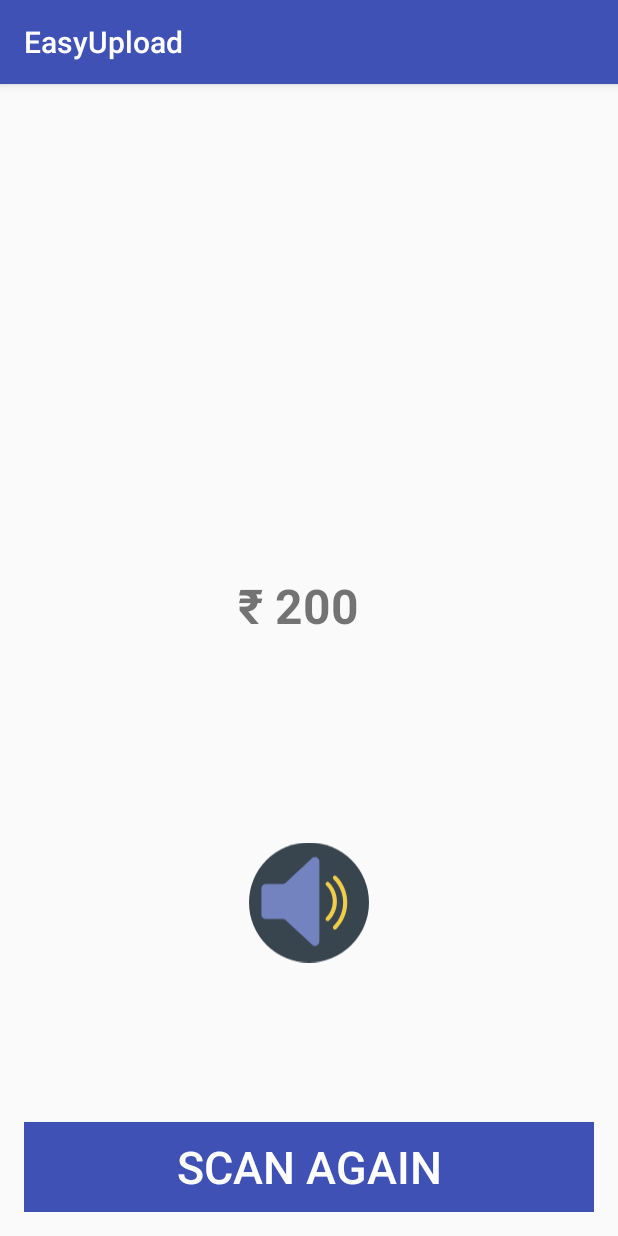
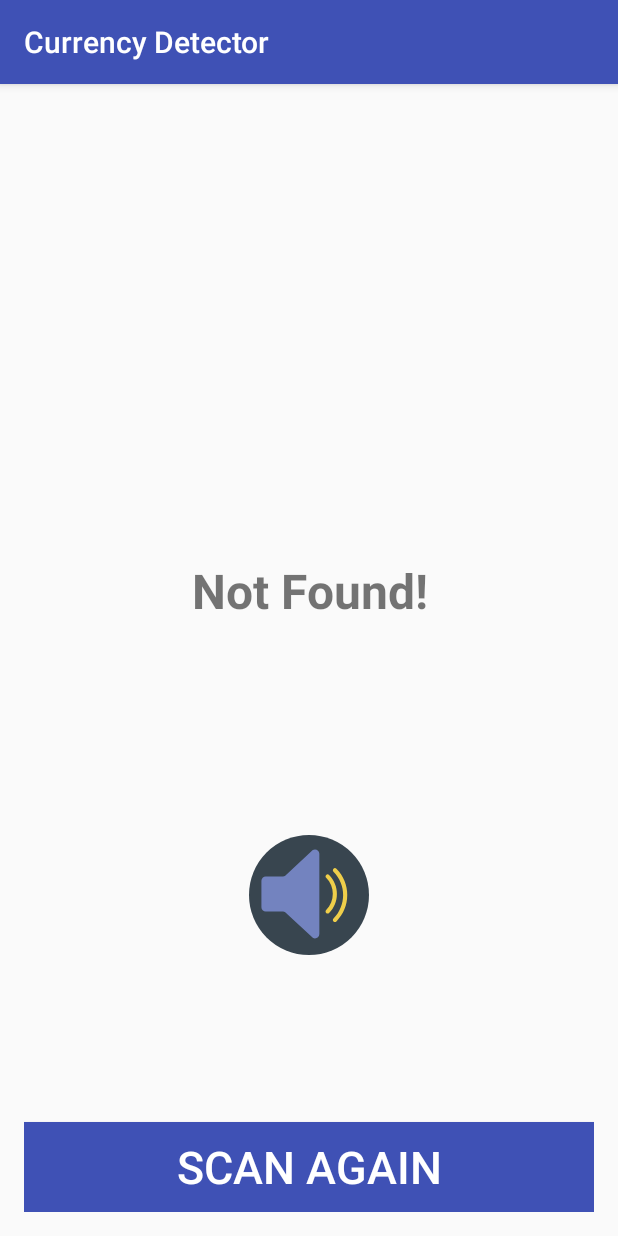
Before and after one commit to shivamkumard107/CurrencyDetection, an Android app: the ResultActivity screen opened directly, with no data from a screen before it, on a phone screen of 412 x 824 dp. Run offline under Robolectric (Android 15) with nearby library versions, the phone set to English and light mode, and no system bars.

Commit message:
changes icon and name of app

```diff
--- a/app/src/main/AndroidManifest.xml
+++ b/app/src/main/AndroidManifest.xml
@@ -10,9 +10,9 @@
 
     <application
         android:allowBackup="true"
-        android:icon="@mipmap/ic_launcher"
+        android:icon="@drawable/ic_launcher"
         android:label="@string/app_name"
-        android:roundIcon="@mipmap/ic_launcher_round"
+        android:roundIcon="@drawable/ic_launcher_round"
         android:supportsRtl="true"
         android:theme="@style/AppTheme"
         android:usesCleartextTraffic="true">
--- a/app/src/main/java/gad/heartbeat/androidflask/easyupload/TakePictureActivity.java
+++ b/app/src/main/java/gad/heartbeat/androidflask/easyupload/TakePictureActivity.java
@@ -80,7 +80,7 @@ public class TakePictureActivity extends AppCompatActivity {
     private ImageView imgPreview;
     private Button btnCapturePicture;
     private Vibrator mVib;
-    private String postUrl = "http://192.168.0.108:4555/image";
+    private String postUrl = "http://192.168.0.106.:4555/image";
 
 
     public static String getPath(final Context context, final Uri uri) {
--- a/app/src/main/res/layout/activity_result.xml
+++ b/app/src/main/res/layout/activity_result.xml
@@ -17,28 +17,16 @@
         android:layout_width="match_parent"
         android:layout_height="wrap_content"
         android:layout_below="@id/iv_bank_note"
-        android:layout_centerInParent="true"
-        android:layout_marginTop="10dp"
-        android:orientation="horizontal"
-        android:weightSum="2">
-
-        <TextView
-            android:layout_width="wrap_content"
-            android:layout_height="wrap_content"
-            android:layout_marginStart="30sp"
-            android:layout_weight="1"
-            android:gravity="right"
-            android:text="₹ "
-            android:textSize="32sp"
-            android:textStyle="bold" />
+        android:layout_centerInParent="true">
 
         <TextView
             android:id="@+id/tv_note_value"
-            android:layout_width="100sp"
+            android:layout_width="0dp"
             android:layout_height="wrap_content"
             android:layout_weight="1"
-            android:gravity="left"
-            android:text="200"
+            android:gravity="center"
+            android:text="Not Found!"
+            android:layout_gravity="center"
             android:textSize="32sp"
             android:textStyle="bold" />
     </LinearLayout>
--- a/app/src/main/res/values/strings.xml
+++ b/app/src/main/res/values/strings.xml
@@ -1,5 +1,5 @@
 <resources>
-    <string name="app_name">EasyUpload</string>
+    <string name="app_name">Currency Detector</string>
     <string name="welcome_en">Welcome. Please Listen to the instructions carefully. Instructions will be read out once in every screen. You can skip the instructions by tapping the skip button at the bottom of screen</string>
     <string name="welcome_hi">स्वागत हे। कृपया निर्देशों को ध्यान से सुनें। निर्देश हर स्क्रीन में एक बार पढ़े जाएंगे। आप स्क्रीन के नीचे स्किप बटन पर टैप करके निर्देशों को छोड़ सकते हैंं।</string>
     <string name="ask_permission_en">Please give permission for mic to access voice command feature and camera to scan Indian banknotes.</string>
```
Also changed, not shown: app/src/main/java/gad/heartbeat/androidflask/easyupload/ResultActivity.java (+3 -66 lines), app/src/main/res/drawable/ic_launcher.png (added), app/src/main/res/drawable/ic_launcher_foreground.png (added), app/src/main/res/drawable/ic_launcher_round.png (added).
